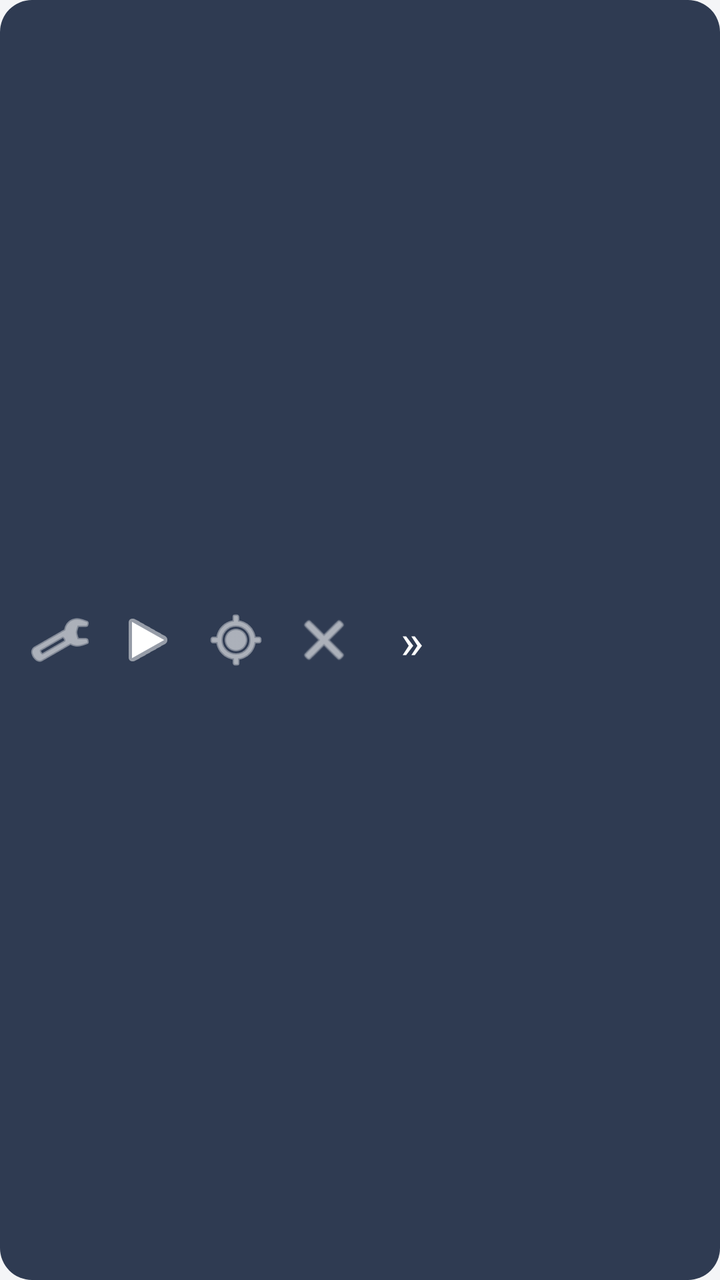
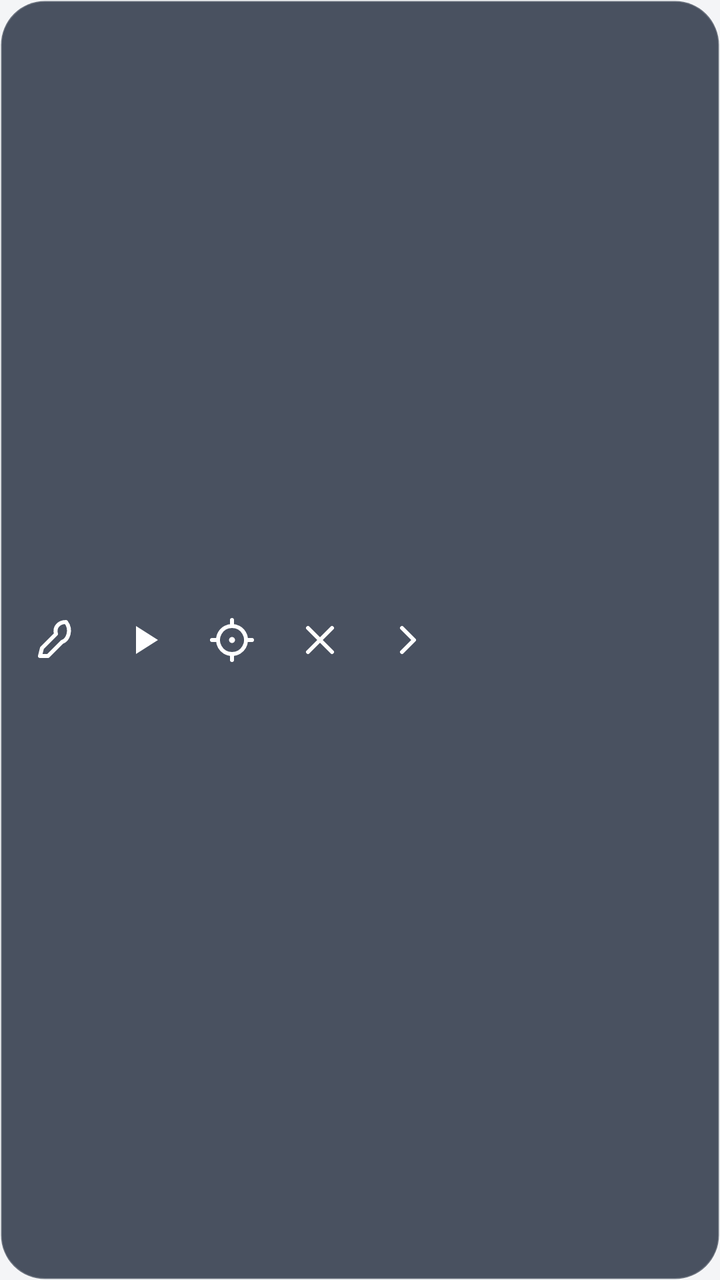

Before-and-after screenshots of an Android layout around one commit, followed by the original layout XML and the change that was made.
<!-- AndroidManifest.xml: application theme AppTheme -->
<!-- res/layout/floating_idle.xml -->
<?xml version="1.0" encoding="utf-8"?>
<LinearLayout xmlns:android="http://schemas.android.com/apk/res/android"
    android:layout_width="wrap_content"
    android:layout_height="wrap_content"
    android:background="@drawable/floating_bg"
    android:gravity="center_vertical"
    android:orientation="horizontal"
    android:padding="8dp">

    <ImageButton
        android:id="@+id/btn_configure"
        android:layout_width="44dp"
        android:layout_height="44dp"
        android:background="?attr/selectableItemBackgroundBorderless"
        android:contentDescription="@string/floating_configure"
        android:src="@android:drawable/ic_menu_manage"
        android:tint="@color/overlay_bar_text" />

    <ImageButton
        android:id="@+id/btn_play"
        android:layout_width="44dp"
        android:layout_height="44dp"
        android:background="?attr/selectableItemBackgroundBorderless"
        android:contentDescription="@string/floating_play"
        android:src="@android:drawable/ic_media_play"
        android:tint="@color/overlay_bar_text" />

    <ImageButton
        android:id="@+id/btn_target"
        android:layout_width="44dp"
        android:layout_height="44dp"
        android:background="?attr/selectableItemBackgroundBorderless"
        android:contentDescription="@string/floating_target"
        android:src="@android:drawable/ic_menu_mylocation"
        android:tint="@color/overlay_bar_text" />

    <ImageButton
        android:id="@+id/btn_close"
        android:layout_width="44dp"
        android:layout_height="44dp"
        android:background="?attr/selectableItemBackgroundBorderless"
        android:contentDescription="@string/floating_close"
        android:src="@android:drawable/ic_menu_close_clear_cancel"
        android:tint="@color/overlay_bar_text" />

    <TextView
        android:id="@+id/btn_expand"
        android:layout_width="44dp"
        android:layout_height="44dp"
        android:background="?attr/selectableItemBackgroundBorderless"
        android:clickable="true"
        android:contentDescription="@string/floating_expand"
        android:focusable="true"
        android:gravity="center"
        android:text="»"
        android:textColor="@color/overlay_bar_text"
        android:textSize="24sp" />

</LinearLayout>
<!-- resources referenced by this layout -->
<resources>
  <color name="overlay_bar_text">#FFFFFF</color>
  <!-- drawable floating_bg (drawable) -->
  <?xml version="1.0" encoding="utf-8"?>
  <shape xmlns:android="http://schemas.android.com/apk/res/android"
      android:shape="rectangle">
      <solid android:color="@color/overlay_bar" />
      <corners android:radius="16dp" />
  </shape>
  <string name="floating_close">Close</string>
  <string name="floating_configure">Configure</string>
  <string name="floating_expand">Expand</string>
  <string name="floating_play">Play</string>
  <string name="floating_target">Pick a point</string>
  <style name="AppTheme" parent="Theme.MaterialComponents.DayNight.NoActionBar">
          <item name="colorPrimary">@color/accent</item>
          <item name="colorPrimaryDark">@color/accent</item>
          <item name="colorAccent">@color/accent</item>
          <item name="android:windowBackground">@color/background</item>
      </style>
  <color name="overlay_bar">#2F3B52</color>
  <color name="accent">#0E7C5B</color>
  <color name="background">#F4F5F7</color>
</resources>

<!-- the commit's change to res/layout/floating_idle.xml (unified diff, before → after) -->
@@ -2,10 +2,10 @@
 <LinearLayout xmlns:android="http://schemas.android.com/apk/res/android"
     android:layout_width="wrap_content"
     android:layout_height="wrap_content"
-    android:background="@drawable/floating_bg"
+    android:background="@drawable/ic_float_panel_bg"
     android:gravity="center_vertical"
     android:orientation="horizontal"
-    android:padding="8dp">
+    android:padding="6dp">
 
     <ImageButton
         android:id="@+id/btn_configure"
@@ -13,7 +13,7 @@
         android:layout_height="44dp"
         android:background="?attr/selectableItemBackgroundBorderless"
         android:contentDescription="@string/floating_configure"
-        android:src="@android:drawable/ic_menu_manage"
+        android:src="@drawable/ic_float_wrench"
         android:tint="@color/overlay_bar_text" />
 
     <ImageButton
@@ -22,7 +22,7 @@
         android:layout_height="44dp"
         android:background="?attr/selectableItemBackgroundBorderless"
         android:contentDescription="@string/floating_play"
-        android:src="@android:drawable/ic_media_play"
+        android:src="@drawable/ic_float_play"
         android:tint="@color/overlay_bar_text" />
 
     <ImageButton
@@ -31,7 +31,7 @@
         android:layout_height="44dp"
         android:background="?attr/selectableItemBackgroundBorderless"
         android:contentDescription="@string/floating_target"
-        android:src="@android:drawable/ic_menu_mylocation"
+        android:src="@drawable/ic_float_target"
         android:tint="@color/overlay_bar_text" />
 
     <ImageButton
@@ -40,20 +40,16 @@
         android:layout_height="44dp"
         android:background="?attr/selectableItemBackgroundBorderless"
         android:contentDescription="@string/floating_close"
-        android:src="@android:drawable/ic_menu_close_clear_cancel"
+        android:src="@drawable/ic_float_close"
         android:tint="@color/overlay_bar_text" />
 
-    <TextView
+    <ImageButton
         android:id="@+id/btn_expand"
         android:layout_width="44dp"
         android:layout_height="44dp"
         android:background="?attr/selectableItemBackgroundBorderless"
-        android:clickable="true"
         android:contentDescription="@string/floating_expand"
-        android:focusable="true"
-        android:gravity="center"
-        android:text="»"
-        android:textColor="@color/overlay_bar_text"
-        android:textSize="24sp" />
+        android:src="@drawable/ic_float_chevron_right"
+        android:tint="@color/overlay_bar_text" />
 
 </LinearLayout>
<!-- resource entries referenced after the edit -->
@@ -1,13 +1,46 @@
 <!-- resources referenced by this layout -->
 <resources>
   <color name="overlay_bar_text">#FFFFFF</color>
-  <!-- drawable floating_bg (drawable) -->
+  <!-- drawable ic_float_chevron_right (drawable) -->
+  <?xml version="1.0" encoding="utf-8"?>
+  <vector xmlns:android="http://schemas.android.com/apk/res/android"
+      android:width="24dp" android:height="24dp" android:viewportWidth="24" android:viewportHeight="24">
+      <path android:fillColor="#00000000" android:strokeColor="#FFFFFF" android:strokeWidth="2" android:strokeLineCap="round" android:strokeLineJoin="round" android:pathData="M9,6 L15,12 L9,18"/>
+  </vector>
+  <!-- drawable ic_float_close (drawable) -->
+  <?xml version="1.0" encoding="utf-8"?>
+  <vector xmlns:android="http://schemas.android.com/apk/res/android"
+      android:width="24dp" android:height="24dp" android:viewportWidth="24" android:viewportHeight="24">
+      <path android:fillColor="#00000000" android:strokeColor="#FFFFFF" android:strokeWidth="2" android:strokeLineCap="round" android:strokeLineJoin="round" android:pathData="M6,6 L18,18 M18,6 L6,18"/>
+  </vector>
+  <!-- drawable ic_float_panel_bg (drawable) -->
   <?xml version="1.0" encoding="utf-8"?>
   <shape xmlns:android="http://schemas.android.com/apk/res/android"
       android:shape="rectangle">
-      <solid android:color="@color/overlay_bar" />
-      <corners android:radius="16dp" />
+      <solid android:color="#CC1E293B" />
+      <corners android:radius="22dp" />
+      <stroke android:width="1dp" android:color="#33FFFFFF" />
   </shape>
+  <!-- drawable ic_float_play (drawable) -->
+  <?xml version="1.0" encoding="utf-8"?>
+  <vector xmlns:android="http://schemas.android.com/apk/res/android"
+      android:width="24dp" android:height="24dp" android:viewportWidth="24" android:viewportHeight="24">
+      <path android:fillColor="#FFFFFF" android:pathData="M8,5 L19,12 L8,19 z"/>
+  </vector>
+  <!-- drawable ic_float_target (drawable) -->
+  <?xml version="1.0" encoding="utf-8"?>
+  <vector xmlns:android="http://schemas.android.com/apk/res/android"
+      android:width="24dp" android:height="24dp" android:viewportWidth="24" android:viewportHeight="24">
+      <path android:fillColor="#00000000" android:strokeColor="#FFFFFF" android:strokeWidth="2" android:strokeLineCap="round" android:strokeLineJoin="round" android:pathData="M12,5 a7,7 0 1,0 0.01,0"/>
+      <path android:fillColor="#00000000" android:strokeColor="#FFFFFF" android:strokeWidth="2" android:strokeLineCap="round" android:strokeLineJoin="round" android:pathData="M12,2 v3 M12,19 v3 M2,12 h3 M19,12 h3"/>
+      <path android:fillColor="#FFFFFF" android:pathData="M12,10.5 a1.5,1.5 0 1,0 0.01,0"/>
+  </vector>
+  <!-- drawable ic_float_wrench (drawable) -->
+  <?xml version="1.0" encoding="utf-8"?>
+  <vector xmlns:android="http://schemas.android.com/apk/res/android"
+      android:width="24dp" android:height="24dp" android:viewportWidth="24" android:viewportHeight="24">
+      <path android:fillColor="#00000000" android:strokeColor="#FFFFFF" android:strokeWidth="2" android:strokeLineCap="round" android:strokeLineJoin="round" android:pathData="M17,3 C13.5,3 11,5.5 12,9 L5,16 L4,20 L8,20 L15,13 C18,12 20,7 17,3 z"/>
+  </vector>
   <string name="floating_close">Close</string>
   <string name="floating_configure">Configure</string>
   <string name="floating_expand">Expand</string>
@@ -19,7 +52,6 @@
           <item name="colorAccent">@color/accent</item>
           <item name="android:windowBackground">@color/background</item>
       </style>
-  <color name="overlay_bar">#2F3B52</color>
   <color name="accent">#0E7C5B</color>
   <color name="background">#F4F5F7</color>
 </resources>
